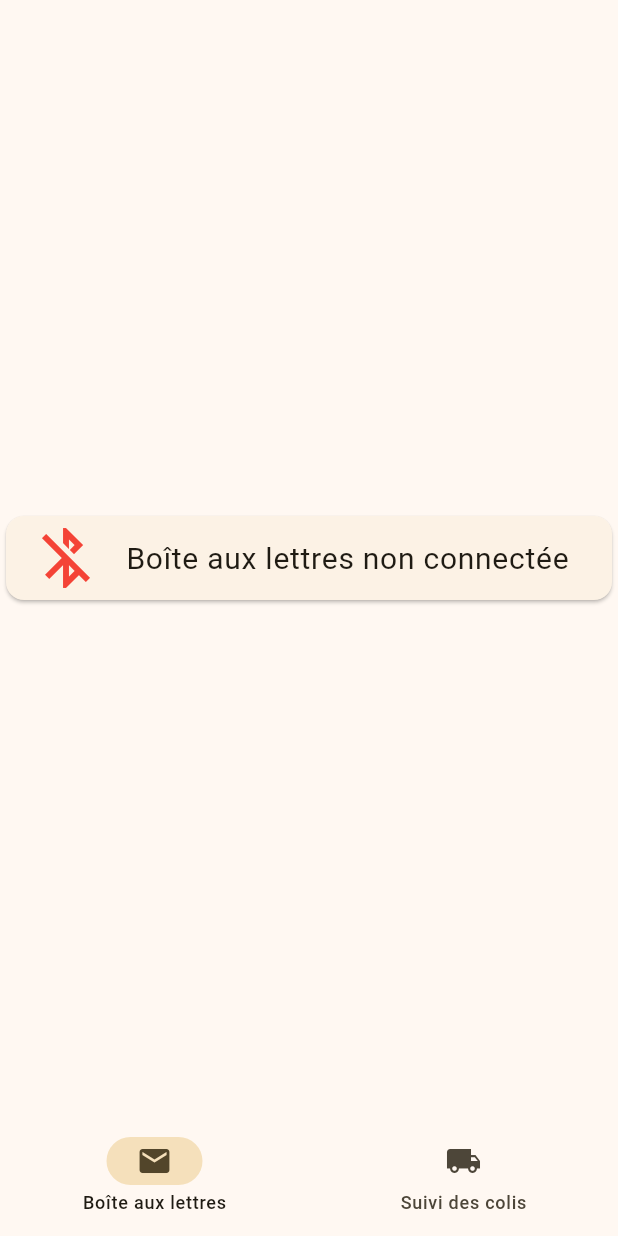
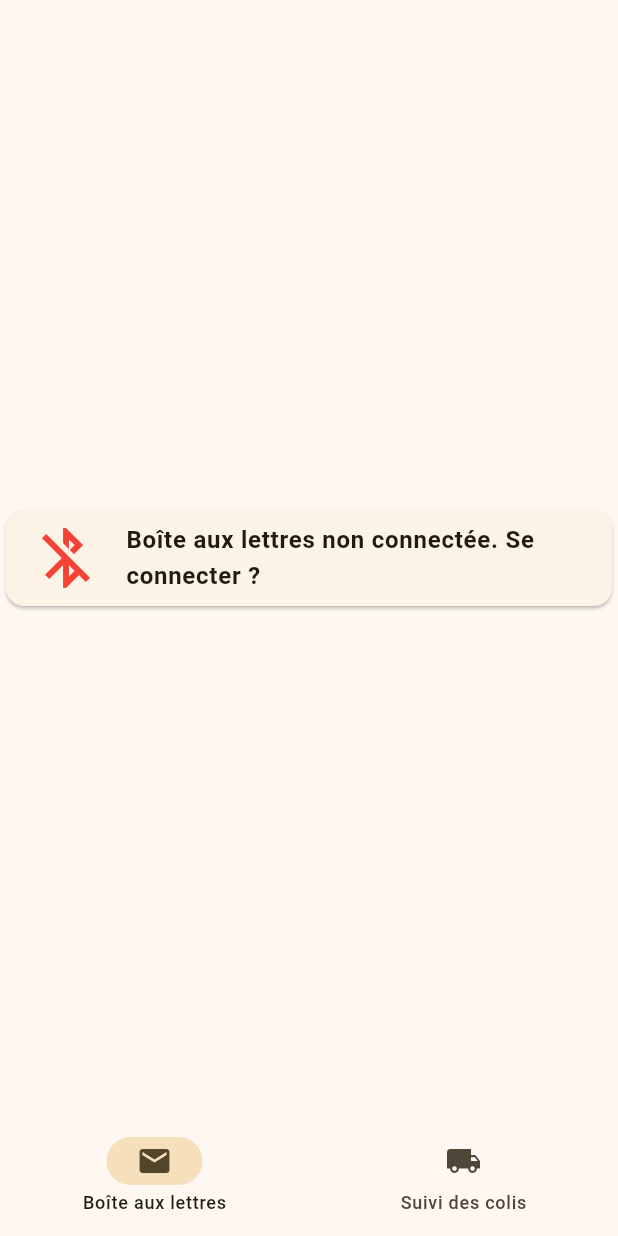
Before and after one commit to tachard/smart_mailbox, a Flutter app: the screen it shows after launch, on a phone screen of 412 x 824 dp. Run offline on Flutter 3.47's test engine with Material 2 defaults, Android fonts, the phone set to English and light mode, and no system bars; our stand-ins replace permission_handler; missing offline and left inert: flutter_reactive_ble.

Commit message:
Use of Material design

```diff
--- a/lib/main.dart
+++ b/lib/main.dart
@@ -10,11 +10,11 @@ class SmartMailboxApp extends StatelessWidget {
   @override
   Widget build(BuildContext context) {
     return MaterialApp(
-        title: 'Flutter Learn',
+        title: 'Smart Mailbox',
+        debugShowCheckedModeBanner: false,
         theme: ThemeData(
-          useMaterial3: true,
-          colorScheme: ColorScheme.fromSeed(seedColor: Colors.amber),
-        ),
+            useMaterial3: true,
+            colorScheme: ColorScheme.fromSeed(seedColor: Colors.amber)),
         home: SafeArea(
           child: BottomNavBar(),
         ));
@@ -34,8 +34,6 @@ class _BottomNavBarState extends State<BottomNavBar> {
   @override
   Widget build(BuildContext context) {
     var theme = Theme.of(context);
-    var style =
-        theme.textTheme.bodyText2!.copyWith(color: theme.colorScheme.onPrimary);
     Widget page;
 
     switch (currentPageIndex) {
--- a/lib/screens/smart_mailbox.dart
+++ b/lib/screens/smart_mailbox.dart
@@ -1,6 +1,5 @@
 import 'package:flutter/material.dart';
 import "package:flutter_reactive_ble/flutter_reactive_ble.dart";
-import 'dart:async';
 import 'package:smart_mailbox/widgets/battery_card.dart';
 import 'package:smart_mailbox/widgets/connectivity_card.dart';
 import 'dart:io' show Platform;
@@ -94,6 +93,7 @@ class _SmartMailBoxState extends State<SmartMailBox> {
                 deviceId: event.deviceId);
             setState(() {
               _connected = true;
+              _firstConnection = true;
             });
             print("CONNECTED");
             break;
@@ -101,6 +101,9 @@ class _SmartMailBoxState extends State<SmartMailBox> {
         // Can add various state state updates on disconnect
         case DeviceConnectionState.disconnected:
           {
+            setState(() {
+              _connected = false;
+            });
             break;
           }
         default:
@@ -110,10 +113,10 @@ class _SmartMailBoxState extends State<SmartMailBox> {
 
   void _readCharacteristics(QualifiedCharacteristic batteryCharac,
       QualifiedCharacteristic weightCharac) {
-    print("WRITING");
+    print("READING");
     _ble.readCharacteristic(batteryCharac).then(
       (value) {
-        print("BATTERY WRITTEN");
+        print("BATTERY READ");
         setState(() {
           _batteryValue = int.parse(String.fromCharCodes(value));
         });
@@ -121,7 +124,7 @@ class _SmartMailBoxState extends State<SmartMailBox> {
     );
     _ble.readCharacteristic(weightCharac).then(
       (value) {
-        print("WEIGHT WRITTEN");
+        print("WEIGHT READ");
         setState(() {
           _weightValue = int.parse(String.fromCharCodes(value));
         });
@@ -155,11 +158,7 @@ class _SmartMailBoxState extends State<SmartMailBox> {
       return (Column(
         mainAxisAlignment: MainAxisAlignment.center,
         children: [
-          Container(
-            margin: const EdgeInsets.all(8.0),
-            child: CircularProgressIndicator(),
-          ),
-          ConnectivityCard(_scanning, _device == null, _connected)
+          Center(child: CircularProgressIndicator()),
         ],
       ));
     }
@@ -173,6 +172,7 @@ class _SmartMailBoxState extends State<SmartMailBox> {
 
       return (Column(mainAxisAlignment: MainAxisAlignment.center, children: [
         WeightCard(_weightValue),
+        SizedBox(height: 20),
         BatteryCard(_batteryValue),
         ConnectivityCard(_scanning, _device == null, _connected)
       ]));
--- a/lib/widgets/battery_card.dart
+++ b/lib/widgets/battery_card.dart
@@ -32,7 +32,10 @@ class BatteryCard extends StatelessWidget {
         child: ListTile(
           leading: icon,
           title: Text('Niveau de batterie : $battery%',
-              style: TextStyle(fontSize: 20)),
+              style: Theme.of(context)
+                  .textTheme
+                  .bodyLarge!
+                  .copyWith(fontWeight: FontWeight.bold)),
         ),
       ),
     );
--- a/lib/widgets/connectivity_card.dart
+++ b/lib/widgets/connectivity_card.dart
@@ -19,7 +19,10 @@ class ConnectivityCard extends StatelessWidget {
         size: 48,
       );
       text = Text("En recherche de boîte aux lettres",
-          style: TextStyle(fontSize: 20));
+          style: Theme.of(context)
+              .textTheme
+              .bodyLarge!
+              .copyWith(fontWeight: FontWeight.bold));
     }
 
     if (_discovered) {
@@ -28,7 +31,11 @@ class ConnectivityCard extends StatelessWidget {
         color: Colors.amber,
         size: 48,
       );
-      text = Text("Pairage", style: TextStyle(fontSize: 20));
+      text = Text("Pairage",
+          style: Theme.of(context)
+              .textTheme
+              .bodyLarge!
+              .copyWith(fontWeight: FontWeight.bold));
     }
     if (_connected) {
       icon = Icon(
@@ -37,15 +44,21 @@ class ConnectivityCard extends StatelessWidget {
         size: 48,
       );
       text = Text("Connecté à la boîte aux lettres",
-          style: TextStyle(fontSize: 20));
+          style: Theme.of(context)
+              .textTheme
+              .bodyLarge!
+              .copyWith(fontWeight: FontWeight.bold));
     } else {
       icon = Icon(
         Icons.bluetooth_disabled,
         color: Colors.red,
         size: 48,
       );
-      text = Text("Boîte aux lettres non connectée",
-          style: TextStyle(fontSize: 20));
+      text = Text("Boîte aux lettres non connectée. Se connecter ?",
+          style: Theme.of(context)
+              .textTheme
+              .bodyLarge!
+              .copyWith(fontWeight: FontWeight.bold));
     }
 
     return Center(
```
Also changed, not shown: lib/widgets/weight_card.dart (+12 -11 lines), 1 other file.
